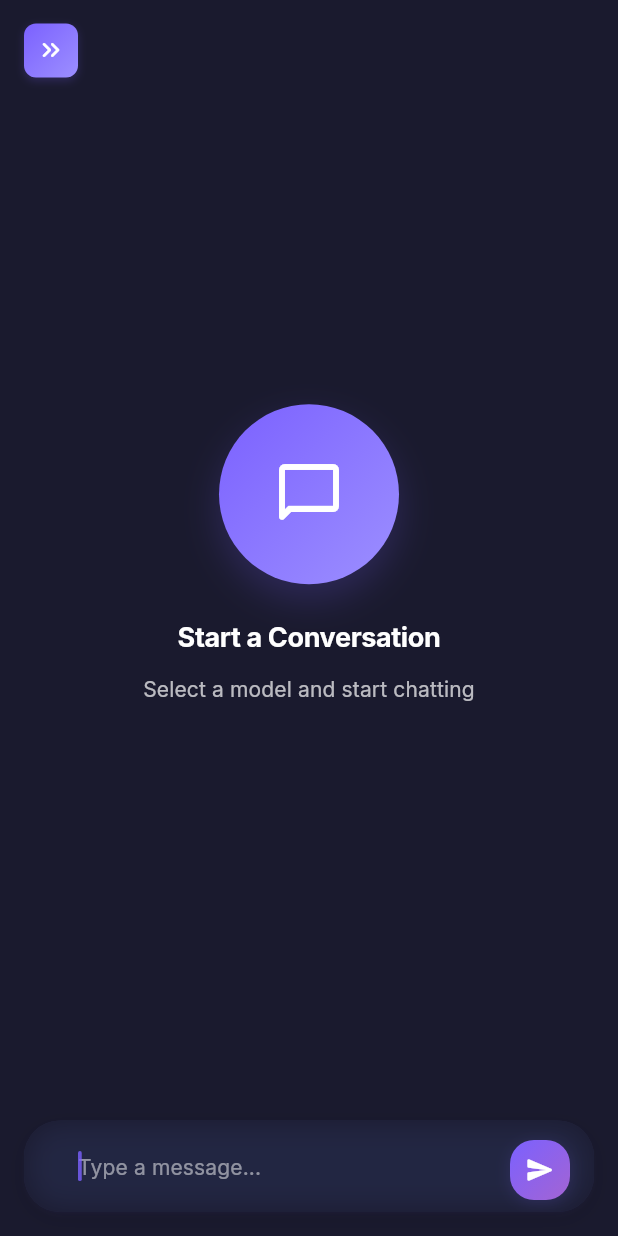
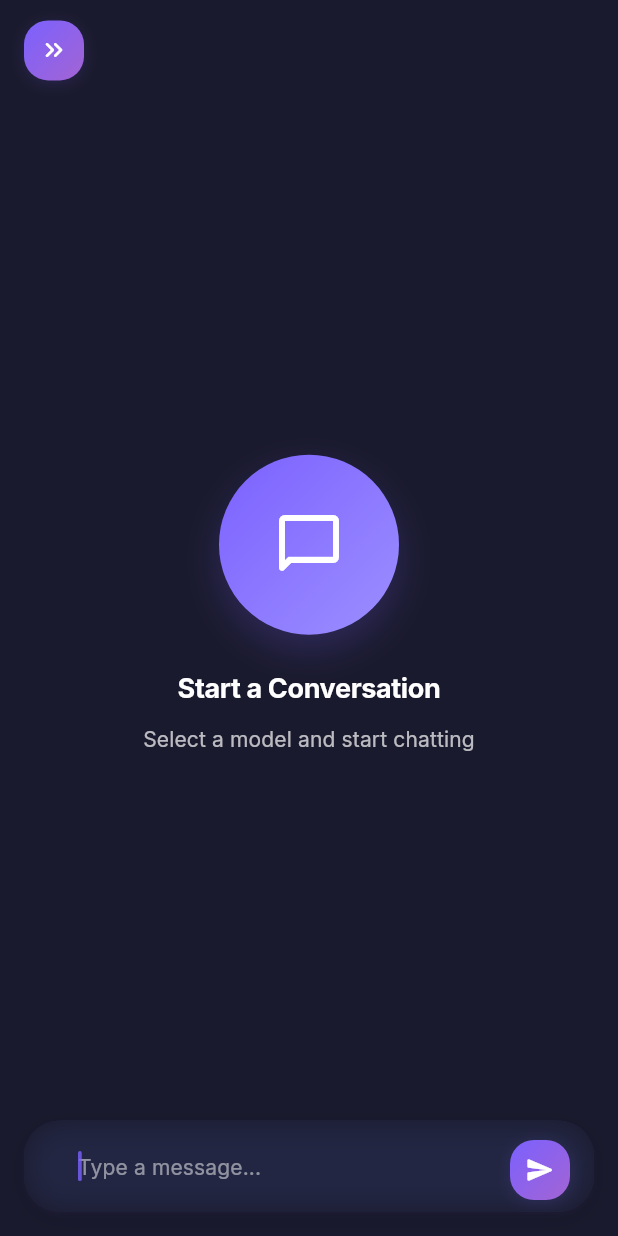
Before and after one commit to camilovelezr/otto, a Flutter app: the screen it shows after launch, after a tap on the "keyboard double arrow left" icon, on a phone screen of 412 x 824 dp. Run offline on Flutter 3.47's test engine with Material 3 defaults, Android fonts, the light colour scheme and no system bars; our stand-ins replace flutter_dotenv, flutter_highlight, flutter_markdown, google_fonts, shared_preferences; missing offline and left inert: markdown; network calls fail.

```diff
--- a/aithena_chat/lib/screens/chat_screen.dart
+++ b/aithena_chat/lib/screens/chat_screen.dart
@@ -1,7 +1,9 @@
 import 'package:flutter/material.dart';
+import 'package:flutter/services.dart';
 import 'package:provider/provider.dart';
 import 'package:shared_preferences/shared_preferences.dart';
 import 'dart:ui';
+import 'dart:math';
 import '../services/chat_provider.dart';
 import '../theme/theme_provider.dart';
 import '../widgets/chat_message_widget.dart';
@@ -131,26 +133,49 @@ class _ChatScreenState extends State<ChatScreen> with TickerProviderStateMixin {
                 Container(
                   margin: const EdgeInsets.only(right: 12),
                   decoration: BoxDecoration(
-                    gradient: context.read<ThemeProvider>().primaryGradient,
-                    borderRadius: BorderRadius.circular(8),
+                    gradient: LinearGradient(
+                      begin: Alignment.topLeft,
+                      end: Alignment.bottomRight,
+                      colors: [
+                        theme.colorScheme.primary,
+                        Color.lerp(
+                          theme.colorScheme.primary,
+                          theme.colorScheme.secondary,
+                          0.3,
+                        )!,
+                      ],
+                    ),
+                    borderRadius: BorderRadius.circular(16),
                     boxShadow: [
                       BoxShadow(
-                        color: theme.colorScheme.primary.withOpacity(0.2),
-                        blurRadius: 4,
+                        color: theme.colorScheme.primary.withOpacity(0.15),
+                        blurRadius: 8,
                         offset: const Offset(0, 2),
+                        spreadRadius: 0,
                       ),
                     ],
                   ),
                   child: Material(
                     color: Colors.transparent,
                     child: InkWell(
-                      onTap: _toggleSidePanel,
-                      borderRadius: BorderRadius.circular(8),
+                      onTap: () {
+                        HapticFeedback.lightImpact();
+                        _toggleSidePanel();
+                      },
+                      borderRadius: BorderRadius.circular(16),
                       child: Container(
-                        padding: const EdgeInsets.all(8),
-                        child: AnimatedRotation(
-                          duration: const Duration(milliseconds: 175),
-                          turns: _isSidePanelExpanded ? 0 : 0.5,
+                        padding: const EdgeInsets.all(10),
+                        child: TweenAnimationBuilder<double>(
+                          duration: const Duration(milliseconds: 200),
+                          curve: Curves.easeOutCubic,
+                          tween: Tween<double>(
+                            begin: _isSidePanelExpanded ? 0 : 1,
+                            end: _isSidePanelExpanded ? 0 : 1,
+                          ),
+                          builder: (context, value, child) => Transform.rotate(
+                            angle: value * pi,
+                            child: child,
+                          ),
                           child: const Icon(
                             Icons.keyboard_double_arrow_left_rounded,
                             color: Colors.white,
@@ -219,15 +244,18 @@ class _ChatScreenState extends State<ChatScreen> with TickerProviderStateMixin {
     }
 
     return Scaffold(
-      body: Stack(
+      body: Row(
         children: [
-          // Main content
-          Row(
-            children: [
-              SidePanel(isExpanded: _isSidePanelExpanded),
-              Expanded(
-                child: Column(
+          SidePanel(
+            isExpanded: _isSidePanelExpanded,
+            onToggle: _toggleSidePanel,
+          ),
+          Expanded(
+            child: Stack(
+              children: [
+                Column(
                   children: [
+                    _buildHeader(context, theme, chatProvider),
                     Expanded(
                       child: DecoratedBox(
                         decoration: BoxDecoration(
@@ -238,7 +266,6 @@ class _ChatScreenState extends State<ChatScreen> with TickerProviderStateMixin {
                             : ListView.builder(
                                 controller: _scrollController,
                                 padding: EdgeInsets.only(
-                                  top: kToolbarHeight * 1.2 + topPadding,
                                   bottom: 20 + MediaQuery.of(context).padding.bottom,
                                 ),
                                 physics: const AlwaysScrollableScrollPhysics(),
@@ -303,11 +330,9 @@ class _ChatScreenState extends State<ChatScreen> with TickerProviderStateMixin {
                     ),
                   ],
                 ),
-              ),
-            ],
+              ],
+            ),
           ),
-          // Header overlay
-          _buildHeader(context, theme, chatProvider),
         ],
       ),
     );
--- a/aithena_chat/lib/widgets/side_panel.dart
+++ b/aithena_chat/lib/widgets/side_panel.dart
@@ -1,60 +1,110 @@
+import 'dart:ui';
 import 'package:flutter/material.dart';
+import 'package:flutter/services.dart';
 import 'theme_toggle.dart';
 
-class SidePanel extends StatelessWidget {
+class SidePanel extends StatefulWidget {
   final bool isExpanded;
   final Duration animationDuration;
+  final VoidCallback onToggle;
 
   const SidePanel({
     Key? key,
     required this.isExpanded,
-    this.animationDuration = const Duration(milliseconds: 175), // 30% faster than 250ms
+    required this.onToggle,
+    this.animationDuration = const Duration(milliseconds: 250),
   }) : super(key: key);
 
   @override
+  State<SidePanel> createState() => _SidePanelState();
+}
+
+class _SidePanelState extends State<SidePanel> with SingleTickerProviderStateMixin {
+  @override
   Widget build(BuildContext context) {
     final theme = Theme.of(context);
+    final isDark = theme.brightness == Brightness.dark;
 
     return AnimatedContainer(
-      duration: animationDuration,
-      width: isExpanded ? 280 : 0,
+      duration: widget.animationDuration,
+      curve: Curves.easeOutExpo,
+      width: widget.isExpanded ? 280 : 0,
+      child: ClipRRect(
+        child: BackdropFilter(
+          filter: ImageFilter.blur(sigmaX: 15, sigmaY: 15),
+          child: Container(
             decoration: BoxDecoration(
-        color: theme.colorScheme.surface,
-        border: Border(
-          right: BorderSide(
+              color: (isDark
+                ? Colors.black.withOpacity(0.65)
+                : Colors.white.withOpacity(0.65)),
+              boxShadow: [
+                BoxShadow(
                   color: theme.colorScheme.primary.withOpacity(0.1),
-            width: 1,
+                  blurRadius: 30,
+                  offset: const Offset(0, 4),
                 ),
+              ],
+              gradient: LinearGradient(
+                begin: Alignment.topLeft,
+                end: Alignment.bottomRight,
+                colors: [
+                  theme.colorScheme.primary.withOpacity(0.08),
+                  theme.colorScheme.secondary.withOpacity(0.08),
+                ],
+                stops: const [0.2, 0.8],
+              ),
+              border: Border.all(
+                color: theme.colorScheme.primary.withOpacity(0.1),
+                width: 0.5,
               ),
             ),
             child: OverflowBox(
               maxWidth: 280,
               child: AnimatedOpacity(
-          duration: animationDuration,
-          opacity: isExpanded ? 1.0 : 0.0,
+                duration: widget.animationDuration,
+                curve: Curves.easeOutExpo,
+                opacity: widget.isExpanded ? 1.0 : 0.0,
                 child: Column(
                   crossAxisAlignment: CrossAxisAlignment.start,
                   children: [
-              Padding(
-                padding: const EdgeInsets.all(16),
+                    _buildHeader(theme),
+                    Expanded(
+                      child: SingleChildScrollView(
+                        physics: const BouncingScrollPhysics(),
+                        child: Column(
+                          children: [
+                            // Add your side panel content here
+                          ],
+                        ),
+                      ),
+                    ),
+                  ],
+                ),
+              ),
+            ),
+          ),
+        ),
+      ),
+    );
+  }
+
+  Widget _buildHeader(ThemeData theme) {
+    return Padding(
+      padding: const EdgeInsets.fromLTRB(24, 24, 24, 16),
       child: Row(
         children: [
           Text(
             'Aithena Chat',
             style: theme.textTheme.titleLarge?.copyWith(
-                        fontWeight: FontWeight.bold,
+              fontWeight: FontWeight.w700,
+              letterSpacing: -0.5,
+              color: theme.colorScheme.onBackground.withOpacity(0.9),
             ),
           ),
           const Spacer(),
           const ThemeToggle(),
         ],
       ),
-              ),
-              Expanded(child: Container()),
-            ],
-          ),
-        ),
-      ),
     );
   }
 }
```
Lines whose indentation alone changed are shown as unchanged.
